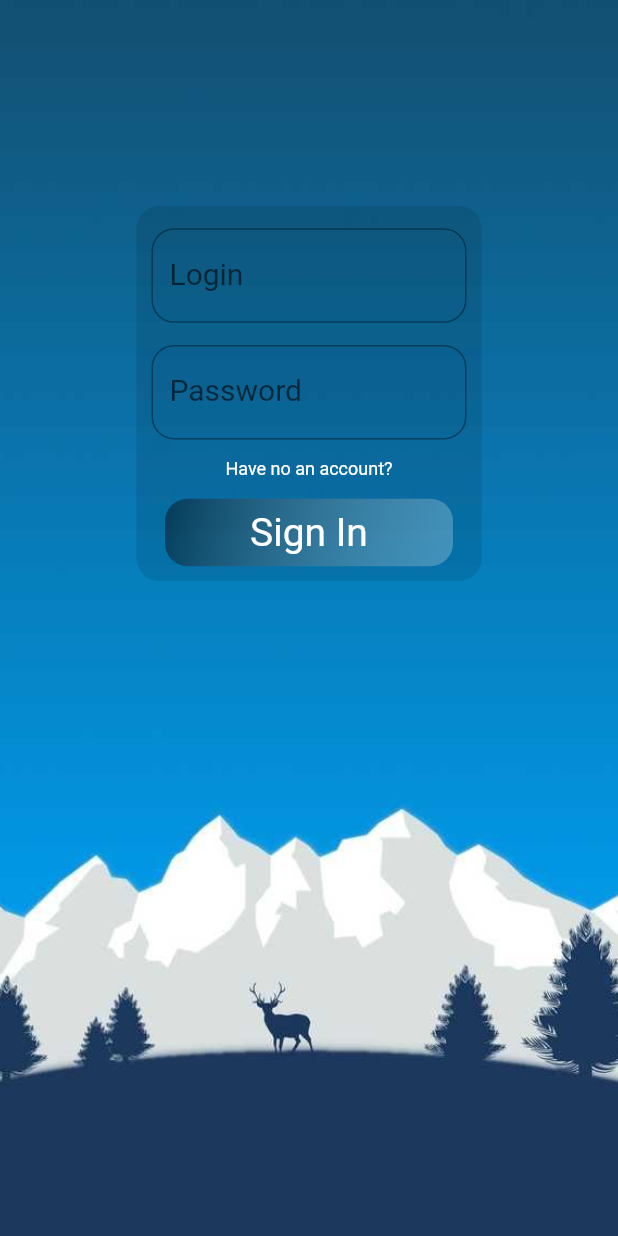
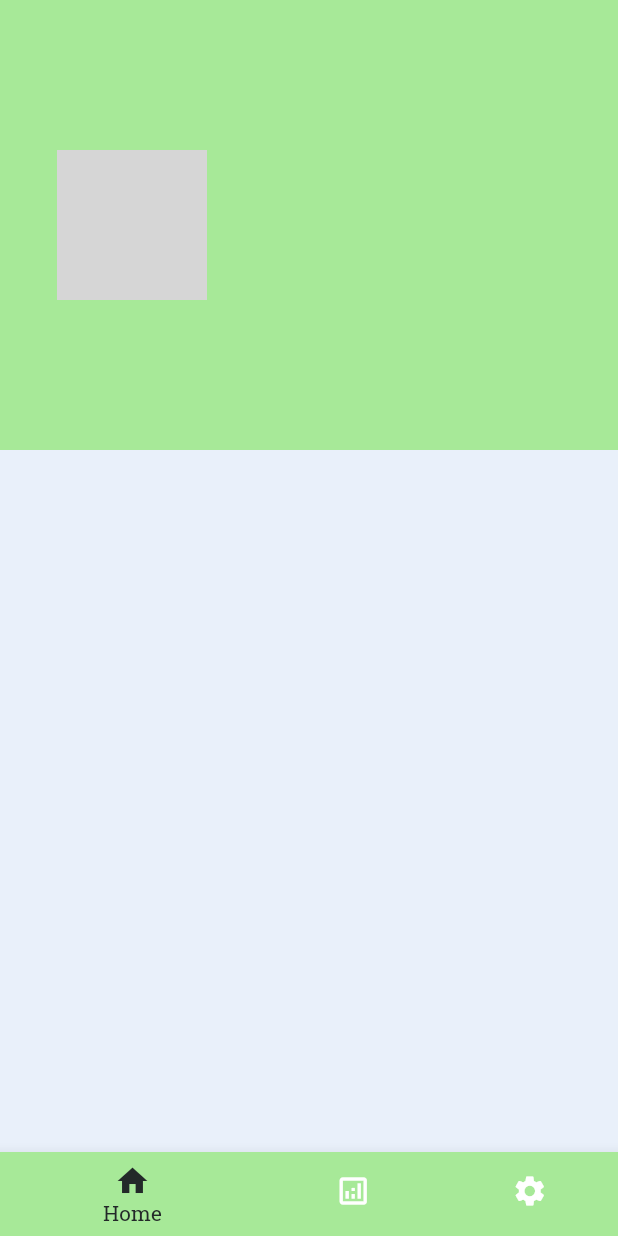
Before and after one commit to Secuko/IAmHuman, a Flutter app: the screen it shows after launch, on a phone screen of 412 x 824 dp. Run offline on Flutter 3.47's test engine with Material 2 defaults, Android fonts, the phone set to English and light mode, and no system bars; missing offline and left inert: dart:html; Roboto replaces fonts that are missing (Roboslab); grey boxes are pictures that could not be loaded.

Commit message:
UserAccountScreen (only image/bottomBar)

```diff
--- a/i_am_human/lib/main.dart
+++ b/i_am_human/lib/main.dart
@@ -5,6 +5,7 @@ import 'package:i_am_human/screens/login_screen.dart';
 import 'package:i_am_human/screens/registration_screen.dart';
 import 'package:i_am_human/utils/utils.dart';
 import 'package:i_am_human/screens/home_screen.dart';
+import 'package:i_am_human/screens/user_account_screen.dart';
 
 void main() {
   runApp(const HumanAppStart());
@@ -21,7 +22,8 @@ class HumanAppStart extends StatelessWidget {
       routes: {
         '/': (context) => Home(),
         '/registration_screen': (context) => RegisterWindow(),
-        '/login_screen': (context) => LoginWindow()
+        '/login_screen': (context) => LoginWindow(),
+        'user_account_Screen':(context) => UserAccountScreen(),
       },
       theme: ThemeData(
         fontFamily: 'RobotoSlab',
--- a/i_am_human/lib/screens/home_screen.dart
+++ b/i_am_human/lib/screens/home_screen.dart
@@ -2,6 +2,7 @@ import 'package:flutter/material.dart';
 import 'package:i_am_human/utils/utils.dart';
 import 'package:i_am_human/screens/registration_screen.dart';
 import 'package:i_am_human/screens/login_screen.dart';
+import 'package:i_am_human/screens/user_account_screen.dart';
 
 class Home extends StatefulWidget {
   const Home({Key? key}) : super(key: key);
@@ -21,32 +22,6 @@ class HomeState extends State<Home> {
     });
   }
 
-  Widget BackgroundImage() {
-    final now = DateTime.now();
-    int _hours = now.hour;
-    //int _hours = 2;
-    String imageName = "";
-    if ((_hours >= 3) && (_hours < 9)) {
-      imageName = "backgroundMorning";
-    } else if ((_hours >= 9) && (_hours < 15)) {
-      imageName = "backgroundDay";
-    } else if ((_hours >= 15) && (_hours < 21)) {
-      imageName = "backgroundEvening";
-    } else {
-      imageName = "backgroundNight";
-    }
-
-    return Container(
-      height: MediaQuery.of(context).size.height,
-      width: MediaQuery.of(context).size.width,
-      //color: AppColors.blue,
-      child: Image(
-        image: AssetImage('assets/background/' + imageName + '.jpg'),
-        fit: BoxFit.cover,
-      ),
-    );
-  }
-
   @override
   Widget build(BuildContext context) {
     return Scaffold(
@@ -54,8 +29,7 @@ class HomeState extends State<Home> {
         child: Stack(
           alignment: AlignmentDirectional.topCenter,
           children: <Widget>[
-            //BackgroundImage(),
-            LoginWindow(),
+            UserAccountScreen(),
           ],
         ),
       ),
--- /dev/null
+++ b/i_am_human/lib/screens/user_account_screen.dart
@@ -0,0 +1,109 @@
+import 'dart:html';
+
+import 'package:flutter/material.dart';
+import 'package:i_am_human/screens/home_screen.dart';
+import 'package:i_am_human/utils/utils.dart';
+import 'package:i_am_human/widgets/widgets.dart';
+
+class UserAccountScreen extends StatefulWidget {
+  const UserAccountScreen({Key? key}) : super(key: key);
+
+  @override
+  State<StatefulWidget> createState() {
+    return new UserAccountScreenState();
+  }
+}
+
+class UserAccountScreenState extends State<UserAccountScreen> {
+  int _selectedIndex = 0;
+  void _onItemTapped(int index) {
+    setState(() {
+      _selectedIndex = index;
+    });
+  }
+
+  @override
+  Widget build(BuildContext context) {
+    return Scaffold(
+      body: SingleChildScrollView(
+        child: Center(
+          child: Container(
+            width: double.infinity,
+            color: AppColors.black,
+            child: Column(
+              children: <Widget>[
+                Container(
+                  //width: MediaQuery.of(context).size.width,
+                  height: 300,
+                  color: AppColors.greenWhite,
+                  child: Row(
+                    children: [
+                      Flexible(
+                        flex: 3,
+                        child: Container(
+                          //color: AppColors.white,
+                          child: Center(
+                            child: GestureDetector(
+                              onTap: () => print('Add Image'),
+                              child: Container(
+                                height: 100,
+                                width: 100,
+                                //color: AppColors.white,
+                                child: Image(
+                                  image: AssetImage('icon/addIcon.jpg'),
+                                ),
+                              ),
+                            ),
+                          ),
+                        ),
+                      ),
+                      Flexible(
+                        flex: 4,
+                        child: Column(
+                          mainAxisAlignment: MainAxisAlignment.center,
+                          children: [
+                            Container(
+                              color: AppColors.white,
+                            ),
+                          ],
+                        ),
+                      ),
+                    ],
+                  ),
+                ),
+                Container(
+                  height: MediaQuery.of(context).size.height - 200,
+                  width: double.infinity,
+                  color: AppColors.whiteLight,
+                ),
+              ],
+            ),
+          ),
+        ),
+      ),
+      bottomNavigationBar: BottomNavigationBar(
+        type: BottomNavigationBarType.shifting,
+        items: const <BottomNavigationBarItem>[
+          BottomNavigationBarItem(
+            icon: Icon(Icons.home),
+            label: 'Home',
+            backgroundColor: AppColors.greenWhite,
+          ),
+          BottomNavigationBarItem(
+            icon: Icon(Icons.analytics_outlined),
+            label: 'Data API',
+            backgroundColor: AppColors.greenLight,
+          ),
+          BottomNavigationBarItem(
+            icon: Icon(Icons.settings),
+            label: 'Settings',
+            backgroundColor: AppColors.green,
+          ),
+        ],
+        currentIndex: _selectedIndex,
+        selectedItemColor: AppColors.black,
+        onTap: _onItemTapped,
+      ),
+    );
+  }
+}
--- a/i_am_human/lib/utils/colors.dart
+++ b/i_am_human/lib/utils/colors.dart
@@ -4,4 +4,11 @@ abstract class AppColors {
   static const Color white = Colors.white;
   static const Color black = Color(0xff232929);
   static const Color blue = Colors.blueAccent;
+  static const Color blue2 = Color.fromARGB(255, 100, 149, 223);
+  static const Color whiteGrey = Color.fromARGB(255, 224, 226, 228);
+  static const Color grey = Color.fromARGB(255, 201, 201, 201);
+  static const Color whiteLight = Color.fromARGB(255, 233, 240, 250);
+  static const Color green = Colors.green;
+  static const Color greenLight = Color.fromARGB(255, 126, 231, 100);
+  static const Color greenWhite = Color.fromARGB(255, 167, 233, 152);
 }
--- a/i_am_human/lib/widgets/bottomButton.dart
+++ b/i_am_human/lib/widgets/bottomButton.dart
@@ -6,9 +6,7 @@ import 'package:i_am_human/screens/home_screen.dart';
 
 class BottomButton extends StatelessWidget {
   String str = "";
-  BottomButton(String str) {
-    this.str = str;
-  }
+  BottomButton(this.str);
   @override
   Widget build(BuildContext context) {
     return Container(
--- a/i_am_human/pubspec.yaml
+++ b/i_am_human/pubspec.yaml
@@ -62,6 +62,7 @@ flutter:
     - assets/background/backgroundDay.jpg
     - assets/background/backgroundEvening.jpg
     - assets/background/backgroundNight.jpg
+    - assets/icon/addIcon.jpg
 
   # An image asset can refer to one or more resolution-specific "variants", see
   # https://flutter.dev/assets-and-images/#resolution-aware.
```
Also changed, not shown: i_am_human/assets/icon/addIcon.jpg (added).
